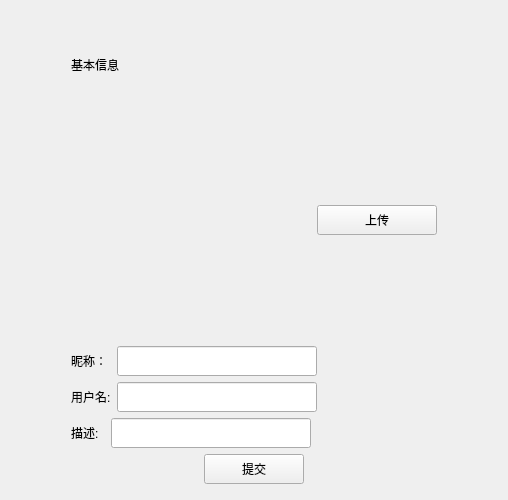
First picture: the form in client/uschat/userinfopage.ui, repository Tao-Zzzz/UsChat, before the edit.
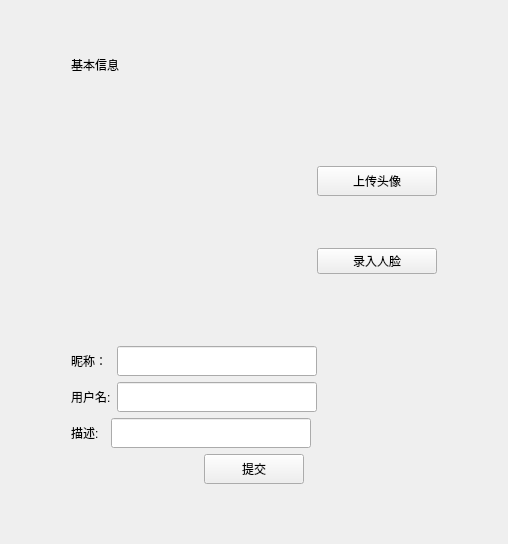
Second picture: the form after the edit.

Commit message: add face login

The edit to the form file:
```diff
--- a/client/uschat/userinfopage.ui
+++ b/client/uschat/userinfopage.ui
@@ -7,7 +7,7 @@
     <x>0</x>
     <y>0</y>
     <width>508</width>
-    <height>487</height>
+    <height>544</height>
    </rect>
   </property>
   <property name="windowTitle">
@@ -117,6 +117,8 @@
          </property>
         </spacer>
        </item>
+       <item>
+        <layout class="QVBoxLayout" name="verticalLayout">
        <item>
         <widget class="QPushButton" name="up_btn">
          <property name="minimumSize">
@@ -132,9 +134,18 @@
           </size>
          </property>
          <property name="text">
-          <string>上传</string>
-         </property>
-        </widget>
+            <string>上传头像</string>
+           </property>
+          </widget>
+         </item>
+         <item>
+          <widget class="QPushButton" name="face_btn">
+           <property name="text">
+            <string>录入人脸</string>
+           </property>
+          </widget>
+         </item>
+        </layout>
        </item>
       </layout>
      </item>
```
Left out of the diff: 28 changed lines with no effect on the pictures. Lines whose indentation alone changed are shown as unchanged. The commit also changes 26 other files.
